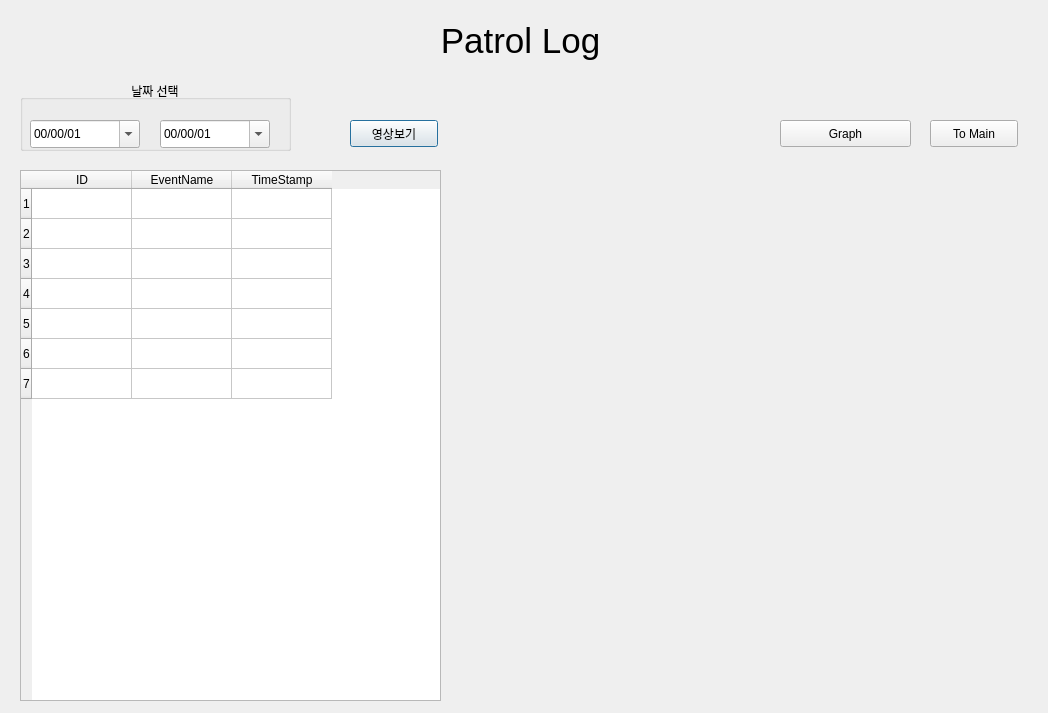
This is src/admin_pc/log_gui.ui in addinedu-ros-8th/deeplearning-repo-2 as Qt 5 draws it before an edit. The edited form follows.
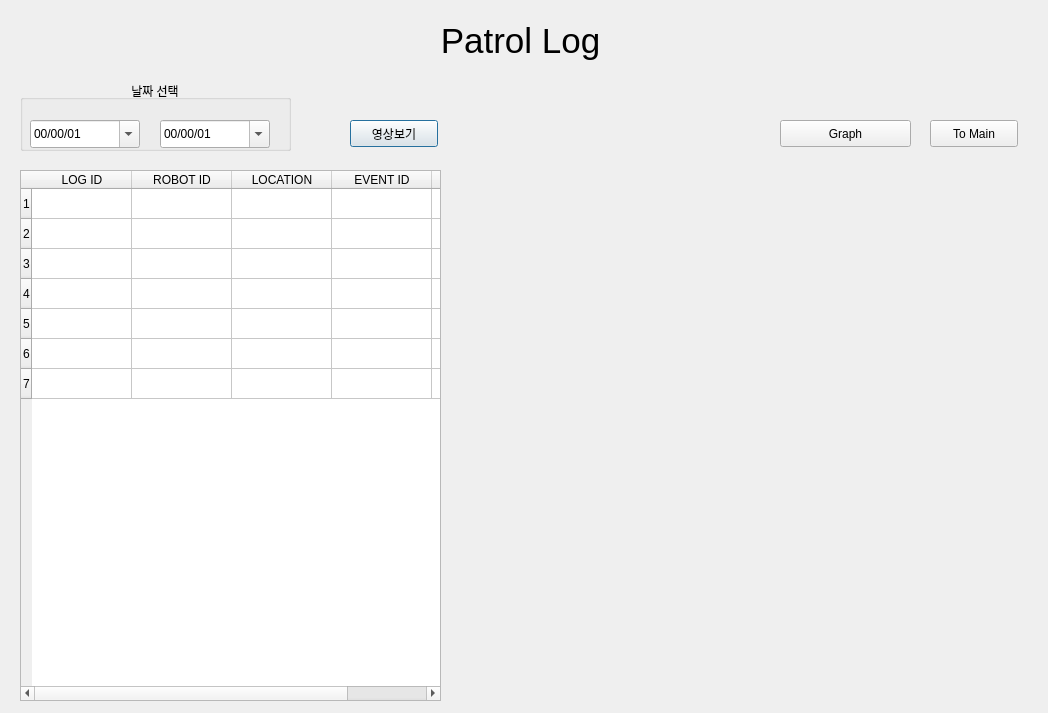
This is the edited form.

Commit message: log_gui.ui delete the logID column

```diff
--- a/src/admin_pc/log_gui.ui
+++ b/src/admin_pc/log_gui.ui
@@ -120,17 +120,27 @@
    </row>
    <column>
     <property name="text">
-     <string>ID</string>
+     <string>LOG ID</string>
     </property>
    </column>
    <column>
     <property name="text">
-     <string>EventName</string>
+     <string>ROBOT ID</string>
     </property>
    </column>
    <column>
     <property name="text">
-     <string>TimeStamp</string>
+     <string>LOCATION</string>
+    </property>
+   </column>
+   <column>
+    <property name="text">
+     <string>EVENT ID</string>
+    </property>
+   </column>
+   <column>
+    <property name="text">
+     <string>TIME STAMP</string>
     </property>
    </column>
   </widget>
```
